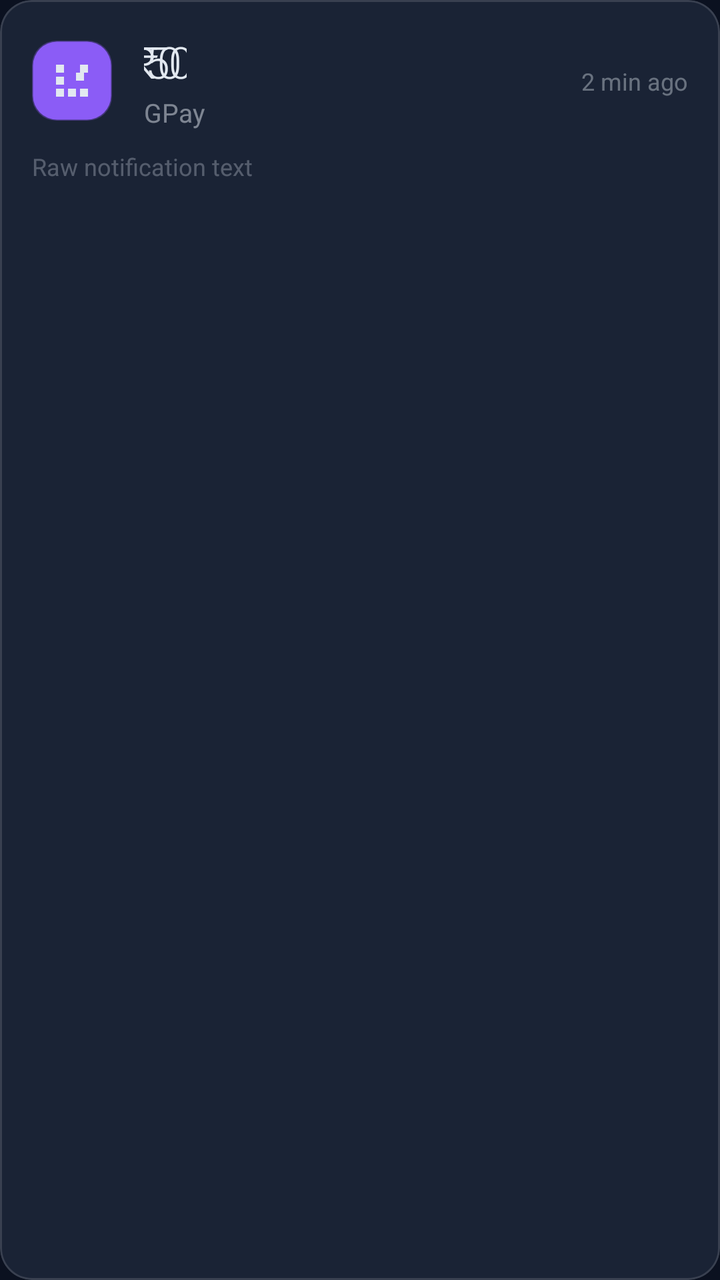
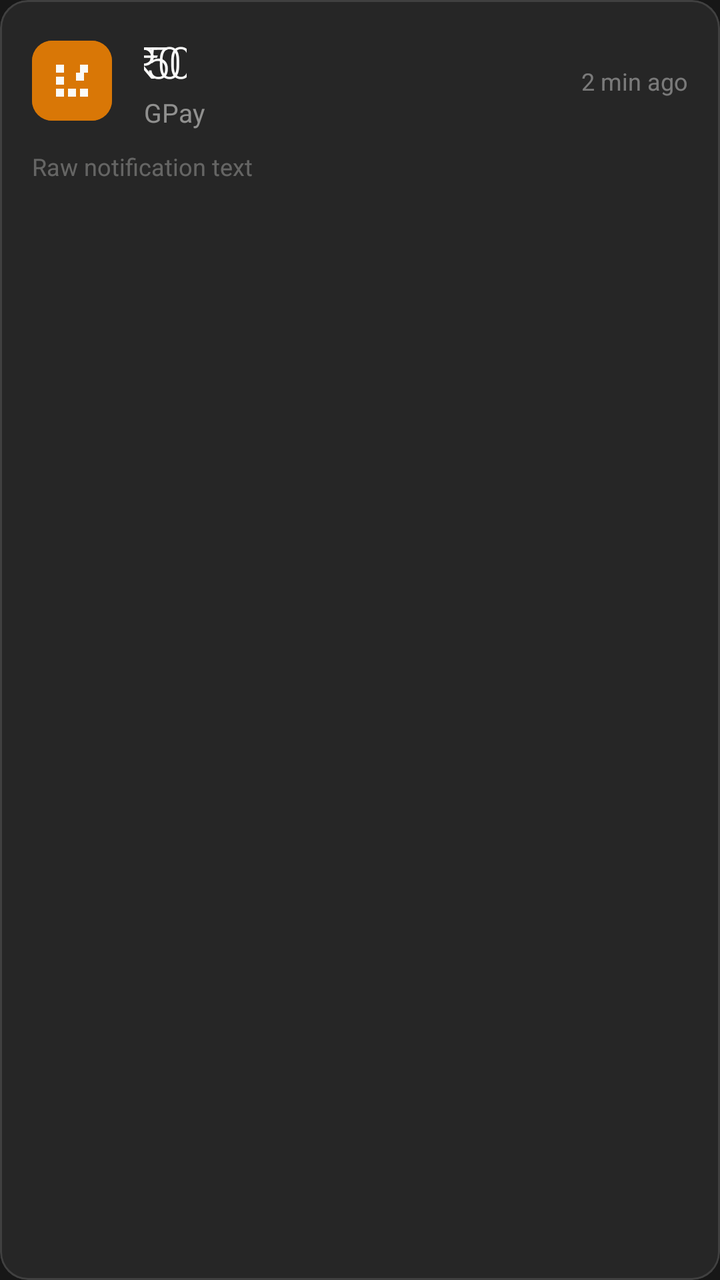

Screens rendered from an Android XML layout before and after an edit, with the pre-edit source and the edit as a unified diff.
<!-- AndroidManifest.xml: application theme Theme.UPISoundBox -->
<!-- res/layout/item_history.xml -->
<?xml version="1.0" encoding="utf-8"?>
<com.google.android.material.card.MaterialCardView xmlns:android="http://schemas.android.com/apk/res/android"
    xmlns:app="http://schemas.android.com/apk/res-auto"
    android:layout_width="match_parent"
    android:layout_height="wrap_content"
    app:cardBackgroundColor="@color/surface_glass"
    app:cardCornerRadius="16dp"
    app:cardElevation="0dp"
    app:contentPadding="16dp"
    app:strokeColor="@color/outline_dark"
    app:strokeWidth="1dp"
    android:layout_marginBottom="12dp">

    <LinearLayout
        android:layout_width="match_parent"
        android:layout_height="wrap_content"
        android:orientation="vertical">

        <LinearLayout
            android:layout_width="match_parent"
            android:layout_height="wrap_content"
            android:orientation="horizontal"
            android:gravity="center_vertical">

            <ImageView
                android:id="@+id/iv_source_icon"
                android:layout_width="40dp"
                android:layout_height="40dp"
                android:layout_marginEnd="16dp"
                android:src="@drawable/ic_apps"
                android:backgroundTint="@color/accent_violet"
                android:padding="8dp"
                android:background="@drawable/glass_outline" />

            <LinearLayout
                android:layout_width="0dp"
                android:layout_height="wrap_content"
                android:layout_weight="1"
                android:orientation="vertical">

                <TextView
                    android:id="@+id/tv_amount"
                    android:layout_width="wrap_content"
                    android:layout_height="wrap_content"
                    android:text="₹500"
                    android:textSize="22sp"
                    android:textColor="@color/on_surface_dark"
                    android:fontFamily="sans-serif-light"
                    android:letterSpacing="-0.3" />

                <TextView
                    android:id="@+id/tv_source"
                    android:layout_width="wrap_content"
                    android:layout_height="wrap_content"
                    android:text="GPay"
                    android:textSize="13sp"
                    android:textColor="@color/on_surface_dark"
                    android:alpha="0.5"
                    android:fontFamily="sans-serif"
                    android:layout_marginTop="2dp" />
            </LinearLayout>

            <TextView
                android:id="@+id/tv_time"
                android:layout_width="wrap_content"
                android:layout_height="wrap_content"
                android:text="2 min ago"
                android:textSize="12sp"
                android:textColor="@color/on_surface_dark"
                android:alpha="0.4"
                android:fontFamily="sans-serif"
                android:gravity="end" />
        </LinearLayout>

        <TextView
            android:id="@+id/tv_raw"
            android:layout_width="match_parent"
            android:layout_height="wrap_content"
            android:text="Raw notification text"
            android:textSize="12sp"
            android:textColor="@color/on_surface_dark"
            android:alpha="0.3"
            android:fontFamily="sans-serif"
            android:layout_marginTop="10dp"
            android:maxLines="2"
            android:ellipsize="end" />
    </LinearLayout>
</com.google.android.material.card.MaterialCardView>
<!-- resources referenced by this layout -->
<resources>
  <color name="accent_violet">#8B5CF6</color>
  <color name="on_surface_dark">#E2E8F0</color>
  <color name="outline_dark">#22FFFFFF</color>
  <color name="surface_glass">#CC1E293B</color>
  <!-- drawable glass_outline (drawable) -->
  <?xml version="1.0" encoding="utf-8"?>
  <layer-list xmlns:android="http://schemas.android.com/apk/res/android">
      <item>
          <shape android:shape="rectangle">
              <solid android:color="#33FFFFFF" />
              <corners android:radius="12dp" />
          </shape>
      </item>
      <item android:top="1dp" android:left="1dp" android:right="1dp" android:bottom="1dp">
          <shape android:shape="rectangle">
              <solid android:color="#1E293B" />
              <corners android:radius="11dp" />
          </shape>
      </item>
      <item>
          <shape android:shape="rectangle">
              <stroke android:width="1dp" android:color="#33FFFFFF" />
              <corners android:radius="12dp" />
          </shape>
      </item>
  </layer-list>
  <!-- drawable ic_apps (drawable) -->
  <?xml version="1.0" encoding="utf-8"?>
  <vector xmlns:android="http://schemas.android.com/apk/res/android"
      android:width="24dp"
      android:height="24dp"
      android:viewportWidth="24"
      android:viewportHeight="24"
      android:tint="?attr/colorOnSurface">
      <path
          android:fillColor="@android:color/white"
          android:pathData="M4,8h4V4H4V8zM10,20h4v-4h-4v4zM4,20h4v-4H4V20zM4,14h4v-4H4V14zM16,4v4h4L20,4h-4zM16,20h4v-4h-4v4zM18,12h-4v-4h4V12z" />
  </vector>
  <style name="Theme.UPISoundBox" parent="Theme.Material3.DayNight.NoActionBar">
          <item name="colorPrimary">@color/primary_40</item>
          <item name="colorPrimaryVariant">@color/primary_30</item>
          <item name="colorOnPrimary">@color/on_primary_dark</item>
          <item name="colorSecondary">@color/accent_cyan</item>
          <item name="colorSecondaryVariant">@color/accent_violet</item>
          <item name="colorOnSecondary">@color/primary_10</item>
          <item name="colorError">@color/error</item>
          <item name="colorOnError">@color/white</item>
          <item name="android:colorBackground">@color/surface_dark</item>
          <item name="colorSurface">@color/surface_dark</item>
          <item name="colorOnSurface">@color/on_surface_dark</item>
          <item name="colorOutline">@color/outline_dark</item>
          <item name="android:statusBarColor">@android:color/transparent</item>
          <item name="android:navigationBarColor">@android:color/transparent</item>
          <item name="android:windowLightStatusBar">false</item>
          <item name="android:windowLightNavigationBar">false</item>
          <item name="android:windowTranslucentStatus">true</item>
          <item name="android:windowTranslucentNavigation">true</item>
          <item name="android:enforceNavigationBarContrast">false</item>
          <item name="android:enforceStatusBarContrast">false</item>
      </style>
  <color name="primary_40">#475569</color>
  <color name="primary_30">#334155</color>
  <color name="on_primary_dark">#F1F5F9</color>
  <color name="accent_cyan">#06B6D4</color>
  <color name="primary_10">#0F172A</color>
  <color name="error">#EF4444</color>
  <color name="white">#FFFFFFFF</color>
  <color name="surface_dark">#0B1120</color>
</resources>

<!-- the commit's change to res/layout/item_history.xml (unified diff, before → after) -->
@@ -4,12 +4,12 @@
     android:layout_width="match_parent"
     android:layout_height="wrap_content"
     app:cardBackgroundColor="@color/surface_glass"
-    app:cardCornerRadius="16dp"
+     app:cardCornerRadius="14dp"
     app:cardElevation="0dp"
     app:contentPadding="16dp"
     app:strokeColor="@color/outline_dark"
     app:strokeWidth="1dp"
-    android:layout_marginBottom="12dp">
+     android:layout_marginBottom="10dp">
 
     <LinearLayout
         android:layout_width="match_parent"
<!-- resource entries referenced after the edit -->
@@ -1,28 +1,28 @@
 <!-- resources referenced by this layout -->
 <resources>
-  <color name="accent_violet">#8B5CF6</color>
-  <color name="on_surface_dark">#E2E8F0</color>
-  <color name="outline_dark">#22FFFFFF</color>
-  <color name="surface_glass">#CC1E293B</color>
+  <color name="accent_violet">#D97706</color>
+  <color name="on_surface_dark">#FFFAFAF9</color>
+  <color name="outline_dark">#FF404040</color>
+  <color name="surface_glass">#FF262626</color>
   <!-- drawable glass_outline (drawable) -->
   <?xml version="1.0" encoding="utf-8"?>
   <layer-list xmlns:android="http://schemas.android.com/apk/res/android">
       <item>
           <shape android:shape="rectangle">
-              <solid android:color="#33FFFFFF" />
-              <corners android:radius="12dp" />
+              <solid android:color="#333333" />
+              <corners android:radius="10dp" />
           </shape>
       </item>
       <item android:top="1dp" android:left="1dp" android:right="1dp" android:bottom="1dp">
           <shape android:shape="rectangle">
-              <solid android:color="#1E293B" />
-              <corners android:radius="11dp" />
+              <solid android:color="#262626" />
+              <corners android:radius="9dp" />
           </shape>
       </item>
       <item>
           <shape android:shape="rectangle">
-              <stroke android:width="1dp" android:color="#33FFFFFF" />
-              <corners android:radius="12dp" />
+              <stroke android:width="1dp" android:color="#525252" />
+              <corners android:radius="10dp" />
           </shape>
       </item>
   </layer-list>
@@ -39,7 +39,7 @@
           android:pathData="M4,8h4V4H4V8zM10,20h4v-4h-4v4zM4,20h4v-4H4V20zM4,14h4v-4H4V14zM16,4v4h4L20,4h-4zM16,20h4v-4h-4v4zM18,12h-4v-4h4V12z" />
   </vector>
   <style name="Theme.UPISoundBox" parent="Theme.Material3.DayNight.NoActionBar">
-          <item name="colorPrimary">@color/primary_40</item>
+          <item name="colorPrimary">@color/accent_cyan</item>
           <item name="colorPrimaryVariant">@color/primary_30</item>
           <item name="colorOnPrimary">@color/on_primary_dark</item>
           <item name="colorSecondary">@color/accent_cyan</item>
@@ -55,18 +55,17 @@
           <item name="android:navigationBarColor">@android:color/transparent</item>
           <item name="android:windowLightStatusBar">false</item>
           <item name="android:windowLightNavigationBar">false</item>
-          <item name="android:windowTranslucentStatus">true</item>
-          <item name="android:windowTranslucentNavigation">true</item>
+          <item name="android:windowTranslucentStatus">false</item>
+          <item name="android:windowTranslucentNavigation">false</item>
           <item name="android:enforceNavigationBarContrast">false</item>
           <item name="android:enforceStatusBarContrast">false</item>
       </style>
-  <color name="primary_40">#475569</color>
-  <color name="primary_30">#334155</color>
-  <color name="on_primary_dark">#F1F5F9</color>
-  <color name="accent_cyan">#06B6D4</color>
-  <color name="primary_10">#0F172A</color>
+  <color name="primary_30">#404040</color>
+  <color name="on_primary_dark">#FFFAFAF9</color>
+  <color name="accent_cyan">#F59E0B</color>
+  <color name="primary_10">#171717</color>
   <color name="error">#EF4444</color>
   <color name="white">#FFFFFFFF</color>
-  <color name="surface_dark">#0B1120</color>
+  <color name="surface_dark">#FF171717</color>
 </resources>
 
